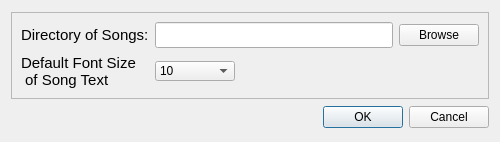
Before: the Qt Designer form Prefs.ui in carlbeech/OpenSongViewer, drawn with Qt 5.
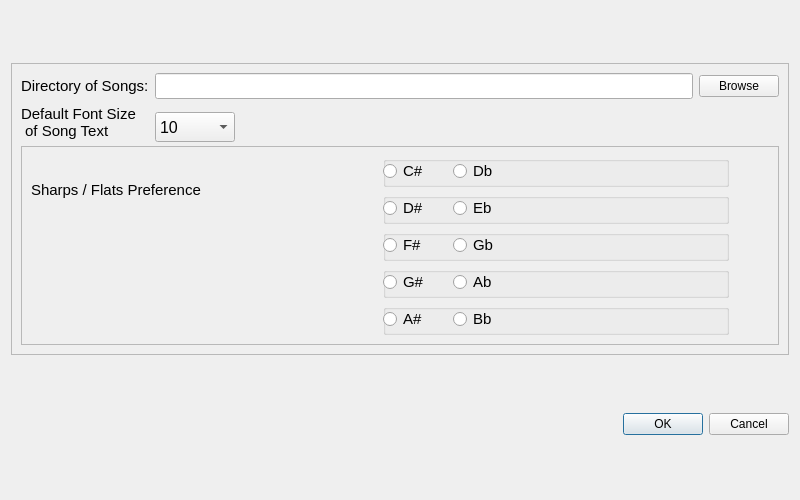
After: the same form once the commit is applied.

Commit message: Version 0.3 - Added 'About' dialog - Updated preference setting - you can select font size of the main display - Updated preference setting - you can select which #/b you want to use   e.g.  Do you want to see C# or Db in your songs.

The edit to the form file:
```diff
--- a/Prefs.ui
+++ b/Prefs.ui
@@ -6,10 +6,16 @@
    <rect>
     <x>0</x>
     <y>0</y>
-    <width>500</width>
-    <height>142</height>
+    <width>800</width>
+    <height>500</height>
    </rect>
   </property>
+  <property name="minimumSize">
+   <size>
+    <width>800</width>
+    <height>500</height>
+   </size>
+  </property>
   <property name="windowTitle">
    <string>Dialog</string>
   </property>
@@ -35,27 +41,6 @@
       <enum>QFrame::Raised</enum>
      </property>
      <layout class="QGridLayout" name="gridLayout">
-      <item row="0" column="0">
-       <widget class="QLabel" name="label">
-        <property name="font">
-         <font>
-          <pointsize>11</pointsize>
-         </font>
-        </property>
-        <property name="text">
-         <string>Directory of Songs:</string>
-        </property>
-       </widget>
-      </item>
-      <item row="0" column="1">
-       <widget class="QLineEdit" name="SongDirectory">
-        <property name="font">
-         <font>
-          <pointsize>11</pointsize>
-         </font>
-        </property>
-       </widget>
-      </item>
       <item row="0" column="2">
        <widget class="QPushButton" name="pushBrowse">
         <property name="text">
@@ -63,6 +48,18 @@
         </property>
        </widget>
       </item>
+      <item row="0" column="0">
+       <widget class="QLabel" name="label">
+        <property name="font">
+         <font>
+          <pointsize>11</pointsize>
+         </font>
+        </property>
+        <property name="text">
+         <string>Directory of Songs:</string>
+        </property>
+       </widget>
+      </item>
       <item row="1" column="0">
        <widget class="QLabel" name="label_2">
         <property name="font">
@@ -77,13 +74,24 @@
        </widget>
       </item>
       <item row="1" column="1">
-       <widget class="QComboBox" name="comboBox">
+       <widget class="QComboBox" name="DefaultFontSize">
+        <property name="minimumSize">
+         <size>
+          <width>0</width>
+          <height>30</height>
+         </size>
+        </property>
         <property name="maximumSize">
          <size>
           <width>80</width>
           <height>20</height>
          </size>
         </property>
+        <property name="font">
+         <font>
+          <pointsize>12</pointsize>
+         </font>
+        </property>
         <item>
          <property name="text">
           <string>10</string>
@@ -121,6 +129,375 @@
         </item>
        </widget>
       </item>
+      <item row="0" column="1">
+       <widget class="QLineEdit" name="SongDirectory">
+        <property name="font">
+         <font>
+          <pointsize>11</pointsize>
+         </font>
+        </property>
+       </widget>
+      </item>
+      <item row="2" column="0" colspan="3">
+       <widget class="QFrame" name="frame_2">
+        <property name="sizePolicy">
+         <sizepolicy hsizetype="Expanding" vsizetype="Expanding">
+          <horstretch>0</horstretch>
+          <verstretch>0</verstretch>
+         </sizepolicy>
+        </property>
+        <property name="minimumSize">
+         <size>
+          <width>0</width>
+          <height>127</height>
+         </size>
+        </property>
+        <property name="frameShape">
+         <enum>QFrame::StyledPanel</enum>
+        </property>
+        <property name="frameShadow">
+         <enum>QFrame::Raised</enum>
+        </property>
+        <layout class="QGridLayout" name="gridLayout_2">
+         <item row="0" column="0" rowspan="2">
+          <widget class="QLabel" name="label_3">
+           <property name="font">
+            <font>
+             <pointsize>11</pointsize>
+            </font>
+           </property>
+           <property name="text">
+            <string>Sharps / Flats Preference</string>
+           </property>
+           <property name="wordWrap">
+            <bool>true</bool>
+           </property>
+          </widget>
+         </item>
+         <item row="1" column="1">
+          <widget class="QGroupBox" name="groupBox_2">
+           <property name="minimumSize">
+            <size>
+             <width>0</width>
+             <height>30</height>
+            </size>
+           </property>
+           <property name="title">
+            <string/>
+           </property>
+           <widget class="QRadioButton" name="radioButton_Ds">
+            <property name="geometry">
+             <rect>
+              <x>0</x>
+              <y>0</y>
+              <width>62</width>
+              <height>30</height>
+             </rect>
+            </property>
+            <property name="minimumSize">
+             <size>
+              <width>0</width>
+              <height>30</height>
+             </size>
+            </property>
+            <property name="font">
+             <font>
+              <pointsize>11</pointsize>
+             </font>
+            </property>
+            <property name="text">
+             <string>D#</string>
+            </property>
+           </widget>
+           <widget class="QRadioButton" name="radioButton_Eb">
+            <property name="geometry">
+             <rect>
+              <x>70</x>
+              <y>0</y>
+              <width>62</width>
+              <height>30</height>
+             </rect>
+            </property>
+            <property name="minimumSize">
+             <size>
+              <width>0</width>
+              <height>30</height>
+             </size>
+            </property>
+            <property name="font">
+             <font>
+              <pointsize>11</pointsize>
+             </font>
+            </property>
+            <property name="text">
+             <string>Eb</string>
+            </property>
+           </widget>
+          </widget>
+         </item>
+         <item row="2" column="1">
+          <widget class="QGroupBox" name="groupBox_3">
+           <property name="minimumSize">
+            <size>
+             <width>0</width>
+             <height>30</height>
+            </size>
+           </property>
+           <property name="title">
+            <string/>
+           </property>
+           <widget class="QRadioButton" name="radioButton_Fs">
+            <property name="geometry">
+             <rect>
+              <x>0</x>
+              <y>0</y>
+              <width>62</width>
+              <height>30</height>
+             </rect>
+            </property>
+            <property name="minimumSize">
+             <size>
+              <width>0</width>
+              <height>30</height>
+             </size>
+            </property>
+            <property name="font">
+             <font>
+              <pointsize>11</pointsize>
+             </font>
+            </property>
+            <property name="text">
+             <string>F#</string>
+            </property>
+           </widget>
+           <widget class="QRadioButton" name="radioButton_Gb">
+            <property name="geometry">
+             <rect>
+              <x>70</x>
+              <y>0</y>
+              <width>62</width>
+              <height>30</height>
+             </rect>
+            </property>
+            <property name="minimumSize">
+             <size>
+              <width>0</width>
+              <height>30</height>
+             </size>
+            </property>
+            <property name="font">
+             <font>
+              <pointsize>11</pointsize>
+             </font>
+            </property>
+            <property name="text">
+             <string>Gb</string>
+            </property>
+           </widget>
+          </widget>
+         </item>
+         <item row="3" column="1">
+          <widget class="QGroupBox" name="groupBox_4">
+           <property name="minimumSize">
+            <size>
+             <width>0</width>
+             <height>30</height>
+            </size>
+           </property>
+           <property name="title">
+            <string/>
+           </property>
+           <widget class="QRadioButton" name="radioButton_Gs">
+            <property name="geometry">
+             <rect>
+              <x>0</x>
+              <y>0</y>
+              <width>62</width>
+              <height>30</height>
+             </rect>
+            </property>
+            <property name="minimumSize">
+             <size>
+              <width>0</width>
+              <height>30</height>
+             </size>
+            </property>
+            <property name="font">
+             <font>
+              <pointsize>11</pointsize>
+             </font>
+            </property>
+            <property name="text">
+             <string>G#</string>
+            </property>
+           </widget>
+           <widget class="QRadioButton" name="radioButton_Ab">
+            <property name="geometry">
+             <rect>
+              <x>70</x>
+              <y>0</y>
+              <width>62</width>
+              <height>30</height>
+             </rect>
+            </property>
+            <property name="minimumSize">
+             <size>
+              <width>0</width>
+              <height>30</height>
+             </size>
+            </property>
+            <property name="font">
+             <font>
+              <pointsize>11</pointsize>
+             </font>
+            </property>
+            <property name="text">
+             <string>Ab</string>
+            </property>
+           </widget>
+          </widget>
+         </item>
+         <item row="0" column="1">
+          <widget class="QGroupBox" name="groupBox_1">
+           <property name="minimumSize">
+            <size>
+             <width>0</width>
+             <height>30</height>
+            </size>
+           </property>
+           <property name="title">
+            <string/>
+           </property>
+           <widget class="QRadioButton" name="radioButton_Cs">
+            <property name="geometry">
+             <rect>
+              <x>0</x>
+              <y>0</y>
+              <width>62</width>
+              <height>30</height>
+             </rect>
+            </property>
+            <property name="minimumSize">
+             <size>
+              <width>0</width>
+              <height>30</height>
+             </size>
+            </property>
+            <property name="font">
+             <font>
+              <pointsize>11</pointsize>
+             </font>
+            </property>
+            <property name="text">
+             <string>C#</string>
+            </property>
+           </widget>
+           <widget class="QRadioButton" name="radioButton_Db">
+            <property name="geometry">
+             <rect>
+              <x>70</x>
+              <y>0</y>
+              <width>62</width>
+              <height>30</height>
+             </rect>
+            </property>
+            <property name="minimumSize">
+             <size>
+              <width>0</width>
+              <height>30</height>
+             </size>
+            </property>
+            <property name="font">
+             <font>
+              <pointsize>11</pointsize>
+             </font>
+            </property>
+            <property name="text">
+             <string>Db</string>
+            </property>
+           </widget>
+          </widget>
+         </item>
+         <item row="4" column="1">
+          <widget class="QGroupBox" name="groupBox_5">
+           <property name="minimumSize">
+            <size>
+             <width>0</width>
+             <height>30</height>
+            </size>
+           </property>
+           <property name="title">
+            <string/>
+           </property>
+           <widget class="QRadioButton" name="radioButton_As">
+            <property name="geometry">
+             <rect>
+              <x>0</x>
+              <y>0</y>
+              <width>62</width>
+              <height>30</height>
+             </rect>
+            </property>
+            <property name="minimumSize">
+             <size>
+              <width>0</width>
+              <height>30</height>
+             </size>
+            </property>
+            <property name="font">
+             <font>
+              <pointsize>11</pointsize>
+             </font>
+            </property>
+            <property name="text">
+             <string>A#</string>
+            </property>
+           </widget>
+           <widget class="QRadioButton" name="radioButton_Bb">
+            <property name="geometry">
+             <rect>
+              <x>70</x>
+              <y>0</y>
+              <width>62</width>
+              <height>30</height>
+             </rect>
+            </property>
+            <property name="minimumSize">
+             <size>
+              <width>0</width>
+              <height>30</height>
+             </size>
+            </property>
+            <property name="font">
+             <font>
+              <pointsize>11</pointsize>
+             </font>
+            </property>
+            <property name="text">
+             <string>Bb</string>
+            </property>
+           </widget>
+          </widget>
+         </item>
+         <item row="1" column="2">
+          <spacer name="horizontalSpacer">
+           <property name="orientation">
+            <enum>Qt::Horizontal</enum>
+           </property>
+           <property name="sizeType">
+            <enum>QSizePolicy::Minimum</enum>
+           </property>
+           <property name="sizeHint" stdset="0">
+            <size>
+             <width>40</width>
+             <height>20</height>
+            </size>
+           </property>
+          </spacer>
+         </item>
+        </layout>
+       </widget>
+      </item>
      </layout>
     </widget>
    </item>
```
The commit also changes 8 other files.
